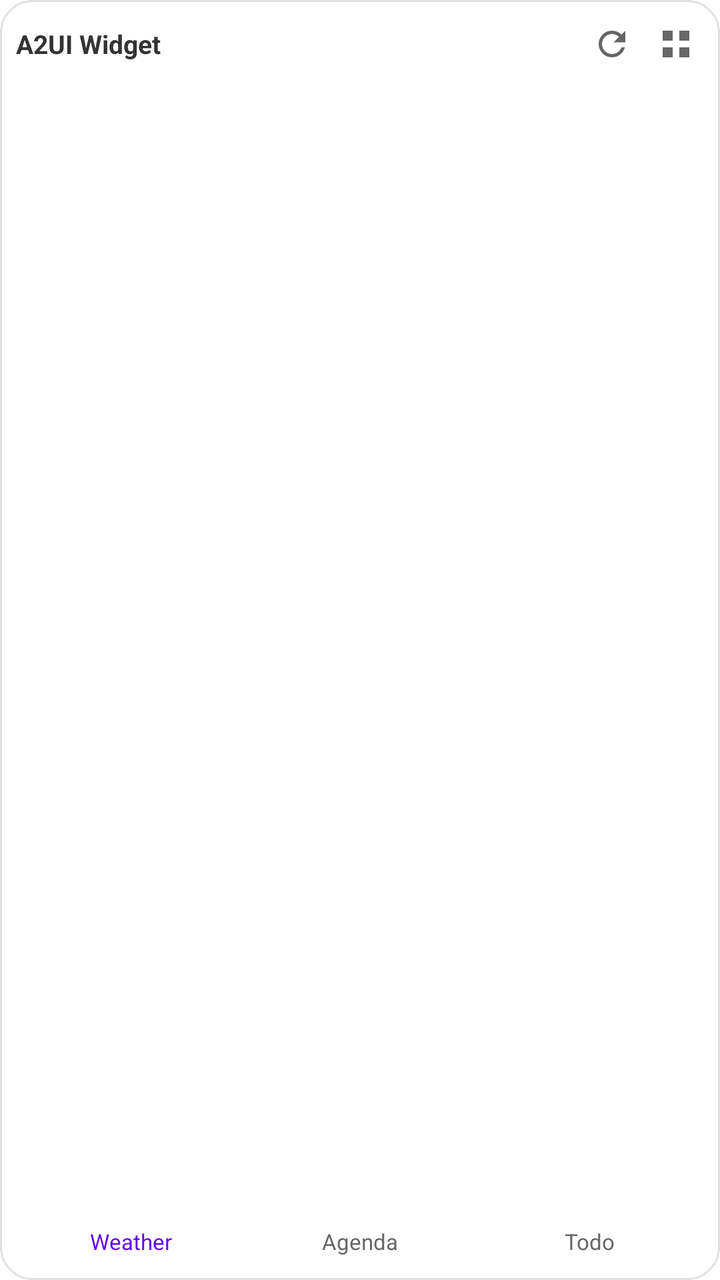
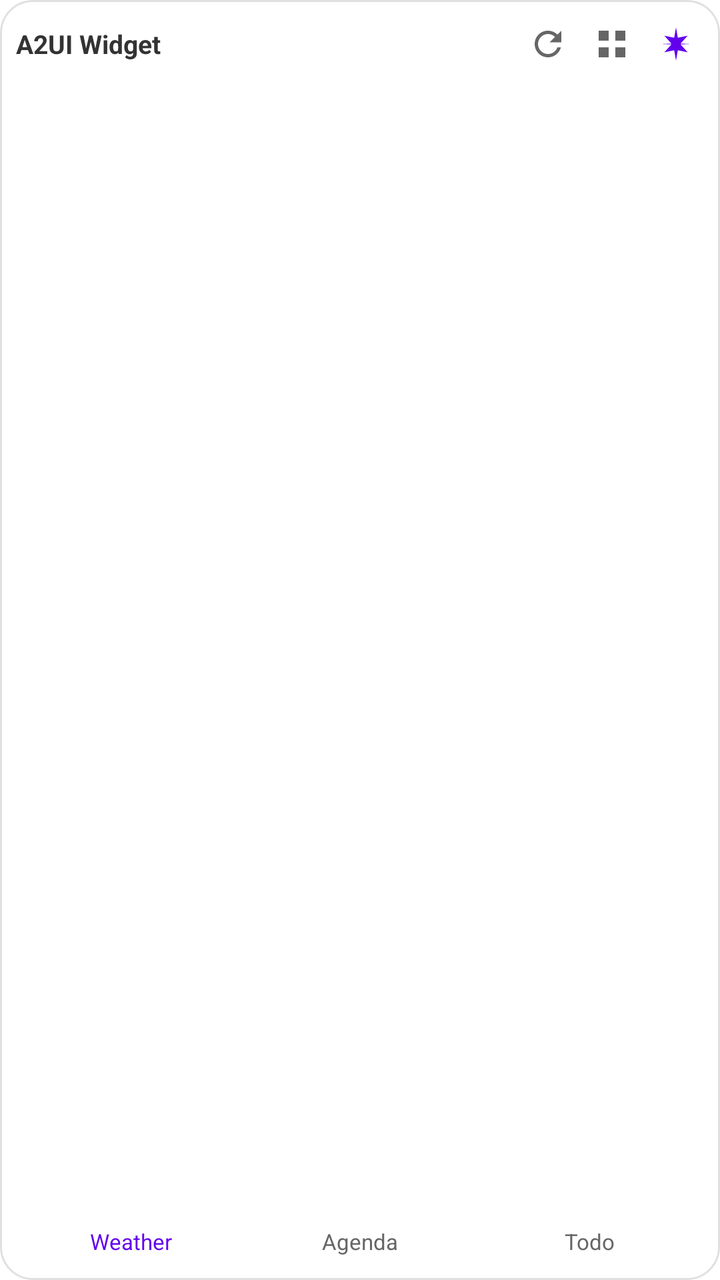

Screens rendered from an Android XML layout before and after an edit, with the pre-edit source and the edit as a unified diff.
<!-- AndroidManifest.xml: application theme Theme.AGenUIPlayground -->
<!-- res/layout/a2ui_widget_content.xml -->
<?xml version="1.0" encoding="utf-8"?>
<LinearLayout xmlns:android="http://schemas.android.com/apk/res/android"
    android:layout_width="match_parent"
    android:layout_height="match_parent"
    android:background="@drawable/a2ui_widget_bg"
    android:orientation="vertical"
    android:padding="8dp">

    
    <LinearLayout
        android:layout_width="match_parent"
        android:layout_height="wrap_content"
        android:gravity="center_vertical"
        android:orientation="horizontal">

        <TextView
            android:id="@+id/widgetTitle"
            android:layout_width="0dp"
            android:layout_height="wrap_content"
            android:layout_weight="1"
            android:text="@string/widget_title"
            android:textColor="#333333"
            android:textSize="13sp"
            android:textStyle="bold" />

        <ImageButton
            android:id="@+id/btnRefresh"
            android:layout_width="28dp"
            android:layout_height="28dp"
            android:background="?android:attr/selectableItemBackgroundBorderless"
            android:contentDescription="@string/widget_refresh"
            android:src="@drawable/a2ui_widget_ic_refresh" />

        <ImageButton
            android:id="@+id/btnSwitchTemplate"
            android:layout_width="28dp"
            android:layout_height="28dp"
            android:layout_marginStart="4dp"
            android:background="?android:attr/selectableItemBackgroundBorderless"
            android:contentDescription="@string/widget_switch_template"
            android:src="@drawable/a2ui_widget_ic_template" />
    </LinearLayout>

    
    <ImageView
        android:id="@+id/widgetImageView"
        android:layout_width="match_parent"
        android:layout_height="0dp"
        android:layout_weight="1"
        android:contentDescription="@string/widget_a2ui_content"
        android:scaleType="fitStart" />

    
    <LinearLayout
        android:layout_width="match_parent"
        android:layout_height="wrap_content"
        android:layout_marginTop="4dp"
        android:orientation="horizontal">

        <TextView
            android:id="@+id/btnTemplateWeather"
            android:layout_width="0dp"
            android:layout_height="wrap_content"
            android:layout_weight="1"
            android:background="?android:attr/selectableItemBackgroundBorderless"
            android:gravity="center"
            android:padding="4dp"
            android:text="@string/widget_template_weather"
            android:textColor="#6200EE"
            android:textSize="11sp" />

        <TextView
            android:id="@+id/btnTemplateAgenda"
            android:layout_width="0dp"
            android:layout_height="wrap_content"
            android:layout_weight="1"
            android:background="?android:attr/selectableItemBackgroundBorderless"
            android:gravity="center"
            android:padding="4dp"
            android:text="@string/widget_template_agenda"
            android:textColor="#666666"
            android:textSize="11sp" />

        <TextView
            android:id="@+id/btnTemplateTodo"
            android:layout_width="0dp"
            android:layout_height="wrap_content"
            android:layout_weight="1"
            android:background="?android:attr/selectableItemBackgroundBorderless"
            android:gravity="center"
            android:padding="4dp"
            android:text="@string/widget_template_todo"
            android:textColor="#666666"
            android:textSize="11sp" />
    </LinearLayout>
</LinearLayout>
<!-- resources referenced by this layout -->
<resources>
  <!-- drawable a2ui_widget_bg (drawable) -->
  <?xml version="1.0" encoding="utf-8"?>
  <shape xmlns:android="http://schemas.android.com/apk/res/android"
      android:shape="rectangle">
      <solid android:color="#FFFFFF" />
      <corners android:radius="16dp" />
      <stroke
          android:width="1dp"
          android:color="#E0E0E0" />
  </shape>
  <!-- drawable a2ui_widget_ic_refresh (drawable) -->
  <?xml version="1.0" encoding="utf-8"?>
  <vector xmlns:android="http://schemas.android.com/apk/res/android"
      android:width="20dp"
      android:height="20dp"
      android:viewportWidth="24"
      android:viewportHeight="24">
      <path
          android:fillColor="#666666"
          android:pathData="M17.65,6.35C16.2,4.9 14.21,4 12,4c-4.42,0 -7.99,3.58 -7.99,8s3.57,8 7.99,8c3.73,0 6.84,-2.55 7.73,-6h-2.08c-0.82,2.33 -3.04,4 -5.65,4 -3.31,0 -6,-2.69 -6,-6s2.69,-6 6,-6c1.66,0 3.14,0.69 4.22,1.78L13,11h7V4l-2.35,2.35z" />
  </vector>
  <!-- drawable a2ui_widget_ic_template (drawable) -->
  <?xml version="1.0" encoding="utf-8"?>
  <vector xmlns:android="http://schemas.android.com/apk/res/android"
      android:width="20dp"
      android:height="20dp"
      android:viewportWidth="24"
      android:viewportHeight="24">
      <path
          android:fillColor="#666666"
          android:pathData="M4,4h6v6H4V4zM14,4h6v6h-6V4zM4,14h6v6H4v-6zM14,14h6v6h-6v-6z" />
  </vector>
  <string name="widget_a2ui_content">A2UI rendered content</string>
  <string name="widget_refresh">Refresh</string>
  <string name="widget_switch_template">Switch template</string>
  <string name="widget_template_agenda">Agenda</string>
  <string name="widget_template_todo">Todo</string>
  <string name="widget_template_weather">Weather</string>
  <string name="widget_title">A2UI Widget</string>
  <style name="Theme.AGenUIPlayground" parent="Theme.MaterialComponents.DayNight.DarkActionBar">
          
          <item name="colorPrimary">@color/purple_500</item>
          <item name="colorPrimaryVariant">@color/purple_700</item>
          <item name="colorOnPrimary">@color/white</item>
          
          <item name="colorSecondary">@color/teal_200</item>
          <item name="colorSecondaryVariant">@color/teal_700</item>
          <item name="colorOnSecondary">@color/black</item>
          
          <item name="android:statusBarColor">?attr/colorPrimaryVariant</item>
          
      </style>
</resources>

<!-- the commit's change to res/layout/a2ui_widget_content.xml (unified diff, before → after) -->
@@ -39,6 +39,15 @@
             android:background="?android:attr/selectableItemBackgroundBorderless"
             android:contentDescription="@string/widget_switch_template"
             android:src="@drawable/a2ui_widget_ic_template" />
+
+        <ImageButton
+            android:id="@+id/btnAiInput"
+            android:layout_width="28dp"
+            android:layout_height="28dp"
+            android:layout_marginStart="4dp"
+            android:background="?android:attr/selectableItemBackgroundBorderless"
+            android:contentDescription="@string/widget_ai_input"
+            android:src="@drawable/a2ui_widget_ic_ai" />
     </LinearLayout>
 
     
<!-- resource entries referenced after the edit -->
@@ -10,6 +10,17 @@
           android:width="1dp"
           android:color="#E0E0E0" />
   </shape>
+  <!-- drawable a2ui_widget_ic_ai (drawable) -->
+  <?xml version="1.0" encoding="utf-8"?>
+  <vector xmlns:android="http://schemas.android.com/apk/res/android"
+      android:width="20dp"
+      android:height="20dp"
+      android:viewportWidth="24"
+      android:viewportHeight="24">
+      <path
+          android:fillColor="#6200EE"
+          android:pathData="M12,2L13.09,8.26L19,7L14.74,11.74L21,12L14.74,12.26L19,17L13.09,15.74L12,22L10.91,15.74L5,17L9.26,12.26L3,12L9.26,11.74L5,7L10.91,8.26L12,2Z" />
+  </vector>
   <!-- drawable a2ui_widget_ic_refresh (drawable) -->
   <?xml version="1.0" encoding="utf-8"?>
   <vector xmlns:android="http://schemas.android.com/apk/res/android"
@@ -33,6 +44,7 @@
           android:pathData="M4,4h6v6H4V4zM14,4h6v6h-6V4zM4,14h6v6H4v-6zM14,14h6v6h-6v-6z" />
   </vector>
   <string name="widget_a2ui_content">A2UI rendered content</string>
+  <string name="widget_ai_input">AI input</string>
   <string name="widget_refresh">Refresh</string>
   <string name="widget_switch_template">Switch template</string>
   <string name="widget_template_agenda">Agenda</string>
